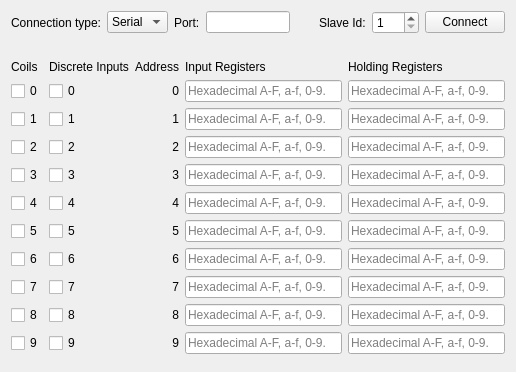
Before: the Qt Designer form examples/serialbus/modbus/slave/mainwindow.ui in qt/qtserialbus, drawn with Qt 5.
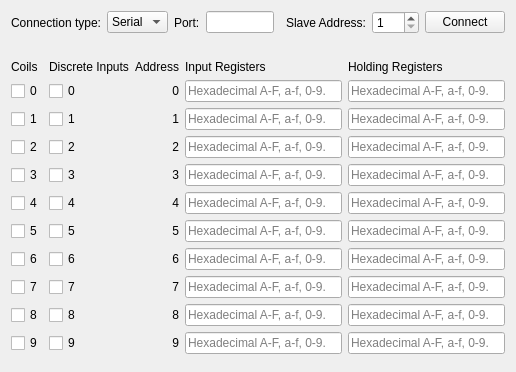
After: the same form once the commit is applied.

Commit message:
Rename slaveId to slaveAddress
Rename all occurrences of slaveId and according read write functions to
slaveAddress to avoid confusion with the slave ID code for function code
17

```diff
--- a/examples/serialbus/modbus/slave/mainwindow.ui
+++ b/examples/serialbus/modbus/slave/mainwindow.ui
@@ -81,7 +81,7 @@
          </sizepolicy>
         </property>
         <property name="text">
-         <string>Slave Id:</string>
+         <string>Slave Address:</string>
         </property>
        </widget>
       </item>
```
The commit also changes 20 other files.
